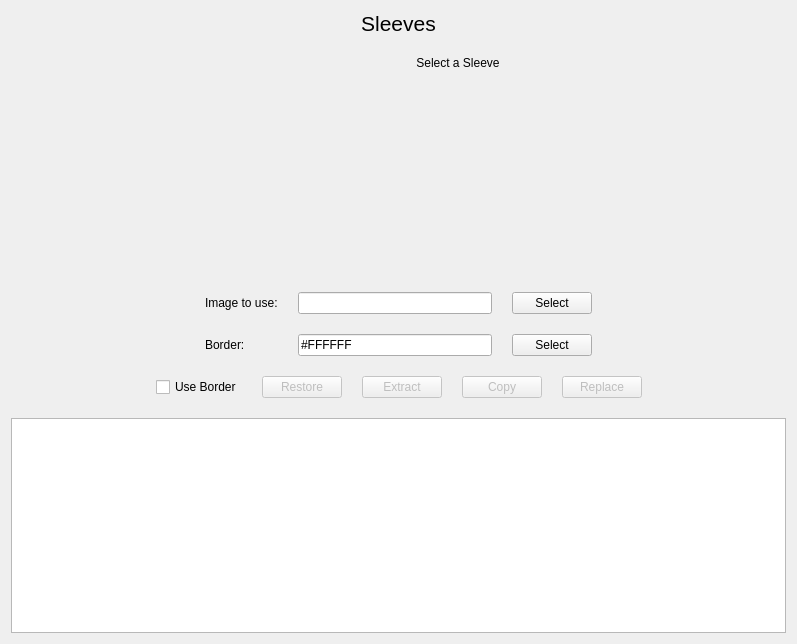
Nauder/floowandereeze-and-modding-qt, file qtdesigner/ui/sleeve.ui: the form before one commit.
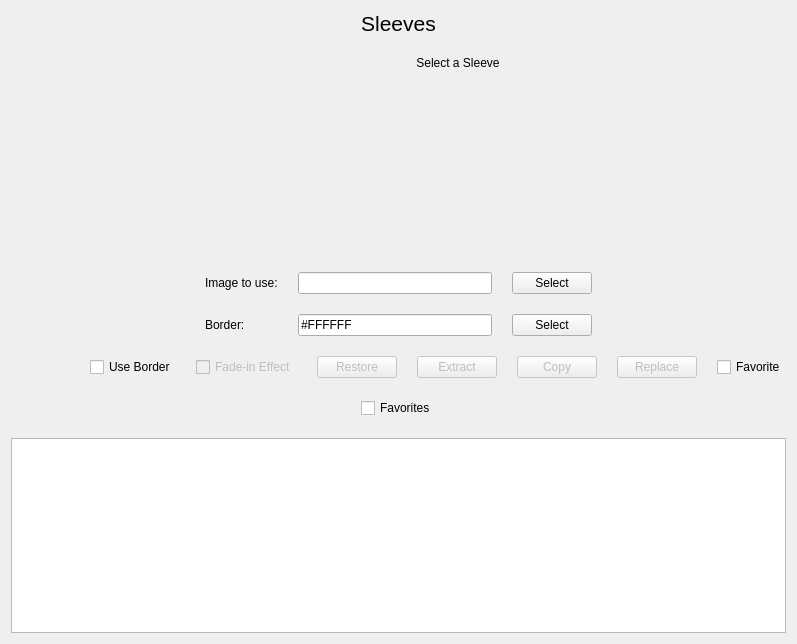
The form after the commit. Icons and pictures are not drawn.

Commit message:
feat: add favorites system and enhanced search functionality
- Add favorite toggle functionality for cards, sleeves, and icons
- Implement favorites filtering across all item types
- Add description search capability for cards
- Enhance sleeve border rendering with fade effects
- Update UI components with new checkboxes for favorites and search options
- Improve list models to support favorite status and filtering
- Add image utility functions for sleeve border processing
- Update documentation for card features

```diff
--- a/qtdesigner/ui/sleeve.ui
+++ b/qtdesigner/ui/sleeve.ui
@@ -321,6 +321,19 @@
        </property>
       </widget>
      </item>
+     <item>
+      <widget class="QCheckBox" name="fadeCheckBox">
+       <property name="enabled">
+        <bool>false</bool>
+       </property>
+       <property name="cursor">
+        <cursorShape>PointingHandCursor</cursorShape>
+       </property>
+       <property name="text">
+        <string>Fade-in Effect</string>
+       </property>
+      </widget>
+     </item>
      <item>
       <widget class="QPushButton" name="restoreButton">
        <property name="enabled">
@@ -406,6 +419,13 @@
        </property>
       </widget>
      </item>
+     <item>
+      <widget class="QCheckBox" name="favoriteBox">
+       <property name="text">
+        <string>Favorite</string>
+       </property>
+      </widget>
+     </item>
      <item>
       <spacer name="horizontalSpacer_3">
        <property name="orientation">
@@ -421,6 +441,43 @@
      </item>
     </layout>
    </item>
+   <item>
+    <layout class="QHBoxLayout" name="horizontalLayout">
+     <item>
+      <spacer name="horizontalSpacer_9">
+       <property name="orientation">
+        <enum>Qt::Orientation::Horizontal</enum>
+       </property>
+       <property name="sizeHint" stdset="0">
+        <size>
+         <width>40</width>
+         <height>20</height>
+        </size>
+       </property>
+      </spacer>
+     </item>
+     <item>
+      <widget class="QCheckBox" name="favoritesBox">
+       <property name="text">
+        <string>Favorites</string>
+       </property>
+      </widget>
+     </item>
+     <item>
+      <spacer name="horizontalSpacer_10">
+       <property name="orientation">
+        <enum>Qt::Orientation::Horizontal</enum>
+       </property>
+       <property name="sizeHint" stdset="0">
+        <size>
+         <width>40</width>
+         <height>20</height>
+        </size>
+       </property>
+      </spacer>
+     </item>
+    </layout>
+   </item>
    <item>
     <widget class="QListView" name="sleevesView">
      <property name="cursor" stdset="0">
```
The commit also changes 18 other files.
